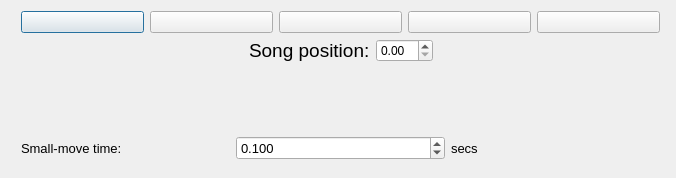
Above: src/speakeasy/tapper/QTCreatorFiles/tapeRecorder/tapeRecorder.ui from ros-visualization/speakeasy before the change. Below: the same form after it.
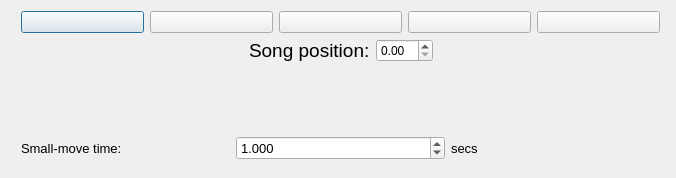
That is the form after the change. Icons and pictures are not drawn.

Commit message: Finished steps 1 and 2 of tapper player, except for tap button. Next: tap button; add beat count in UI.

The edit to the form file:
```diff
--- a/src/speakeasy/tapper/QTCreatorFiles/tapeRecorder/tapeRecorder.ui
+++ b/src/speakeasy/tapper/QTCreatorFiles/tapeRecorder/tapeRecorder.ui
@@ -198,7 +198,7 @@
          <double>0.100000000000000</double>
         </property>
         <property name="value">
-         <double>0.100000000000000</double>
+         <double>1.000000000000000</double>
         </property>
        </widget>
       </item>
```
The commit also changes 4 other files.
